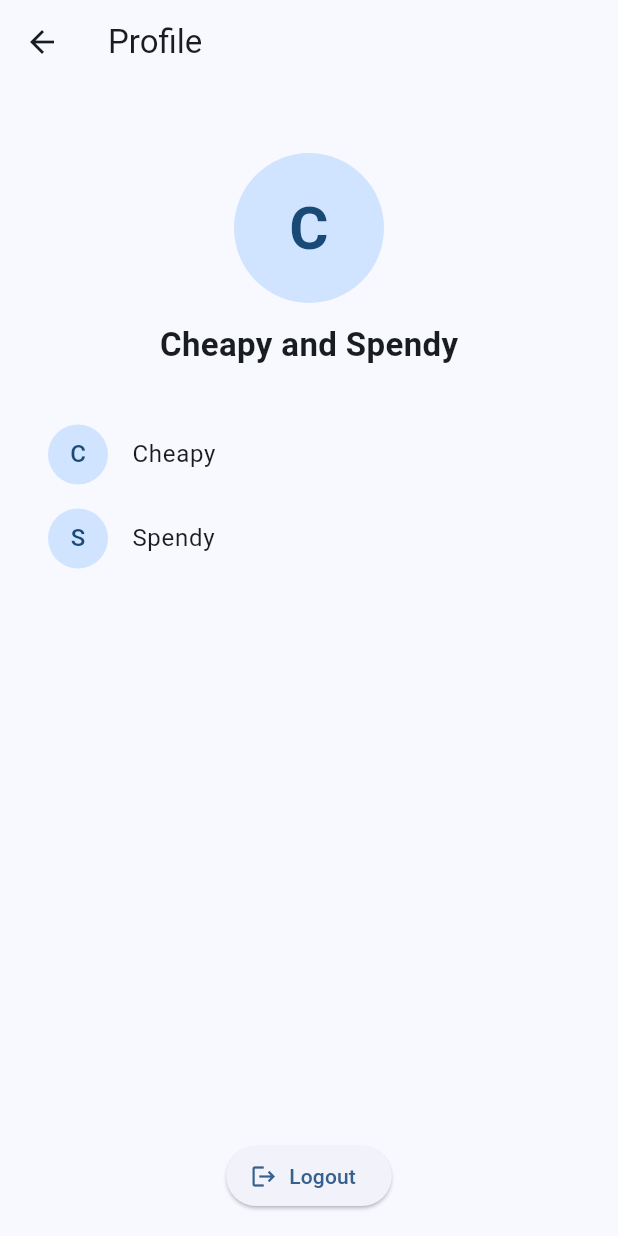
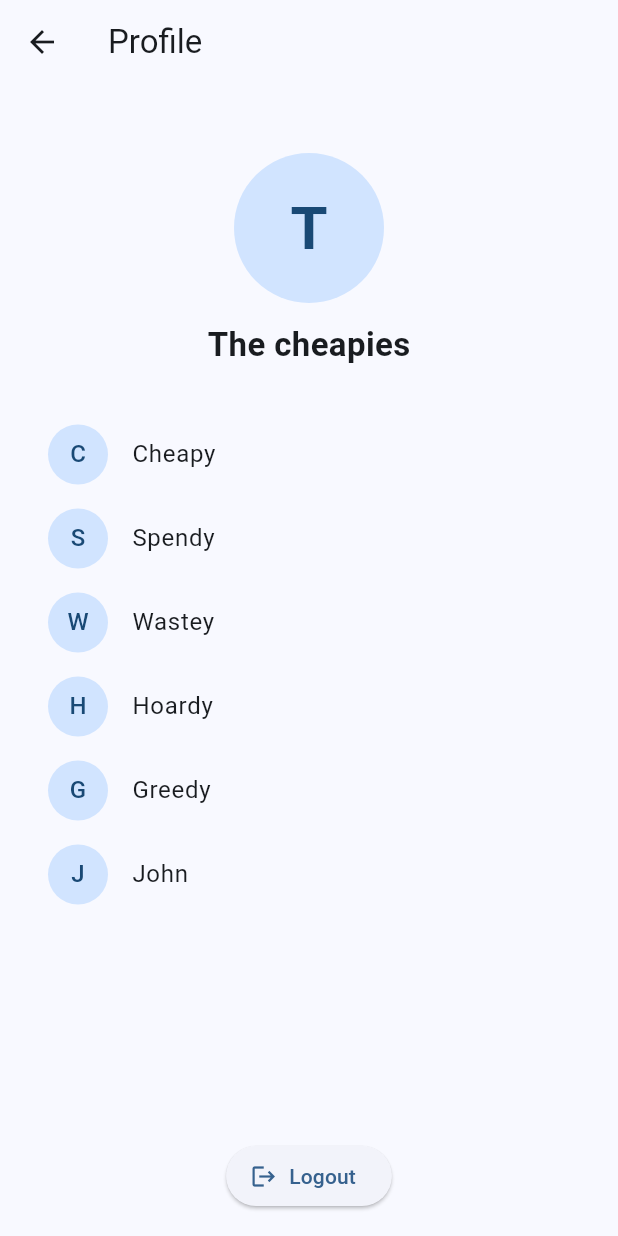
Before and after one commit to KeiranMacKay/MobileDevFinalProject, a Flutter app: the Profile screen opened directly, on a phone screen of 412 x 824 dp. Run offline on Flutter 3.47's test engine with Material 3 defaults, Android fonts, the phone set to English and light mode, and no system bars; our stand-ins replace fl_chart, flutter_local_notifications.

Commit message:
Update profile.dart

```diff
--- a/lib/pages/profile.dart
+++ b/lib/pages/profile.dart
@@ -10,8 +10,17 @@ class Profile extends StatefulWidget {
 }
 
 class _ProfileState extends State<Profile> {
-  final String username = 'Cheapy and Spendy';
-  final List<String> _users = ['Cheapy', 'Spendy'];
+  //account username
+  final String username = 'The cheapies';
+  //list of users
+  final List<String> _users = [
+    'Cheapy',
+    'Spendy',
+    'Wastey',
+    'Hoardy',
+    'Greedy',
+    'John'
+  ];
 
   @override
   Widget build(BuildContext context) {
@@ -45,25 +54,34 @@ class _ProfileState extends State<Profile> {
               ],
             ),
             const SizedBox(height: 30),
+
+            //dynamic list, 2-6
             Expanded(
               child: ListView.builder(
                 itemCount: _users.length,
                 itemBuilder: (context, index) {
                   final user = _users[index];
+
                   return ListTile(
-                    leading: CircleAvatar(child: Text(user[0])),
+                    leading: CircleAvatar(
+                      child: Text(user[0]),
+                    ),
                     title: Text(user),
-                    onTap: () {ScaffoldMessenger.of(context).showSnackBar(
-                      SnackBar(
-                        content: Text('$user selected'),
-                        duration: const Duration(seconds: 3),
-                        behavior: SnackBarBehavior.floating,
-                      ),
-                    );},
+                    onTap: () {
+                      ScaffoldMessenger.of(context).showSnackBar(
+                        SnackBar(
+                          content: Text('$user selected'),
+                          duration: const Duration(seconds: 3),
+                          behavior: SnackBarBehavior.floating,
+                        ),
+                      );
+                    },
                   );
                 },
               ),
             ),
+
+            //logout button
             Center(
               child: ElevatedButton.icon(
                 onPressed: () async {
```
